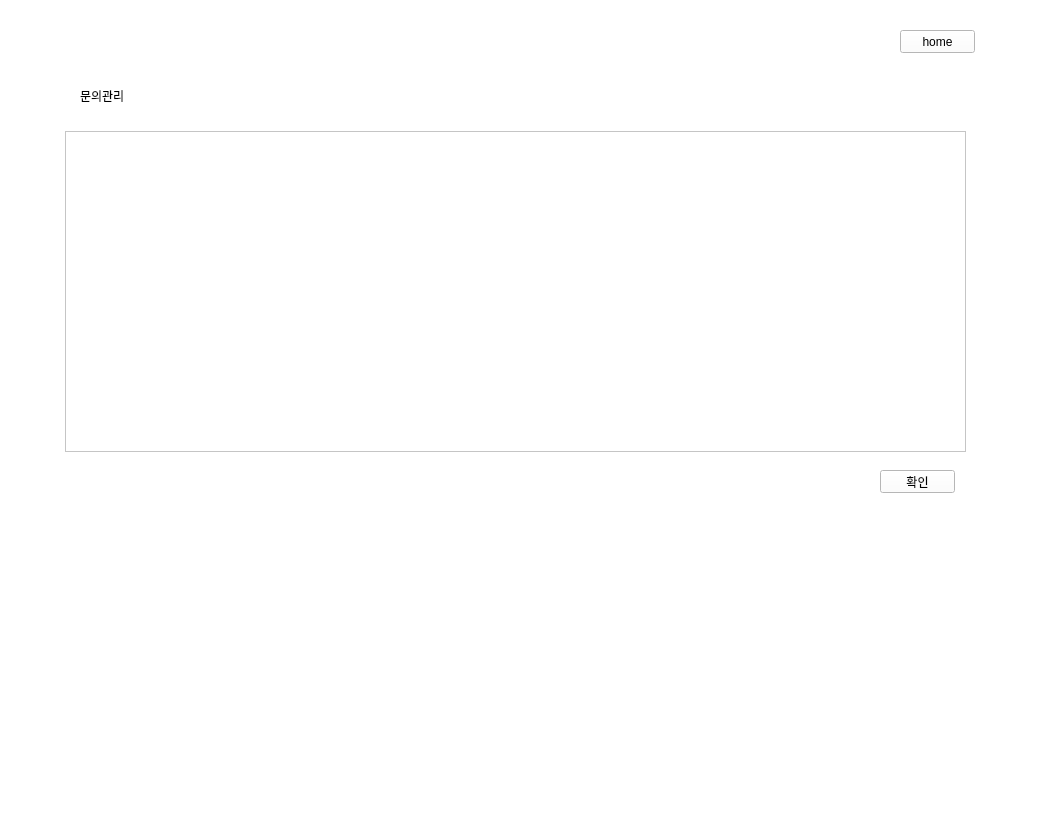
soyyoonn/SMARTSTORE, file smartstore.ui: the form before one commit.
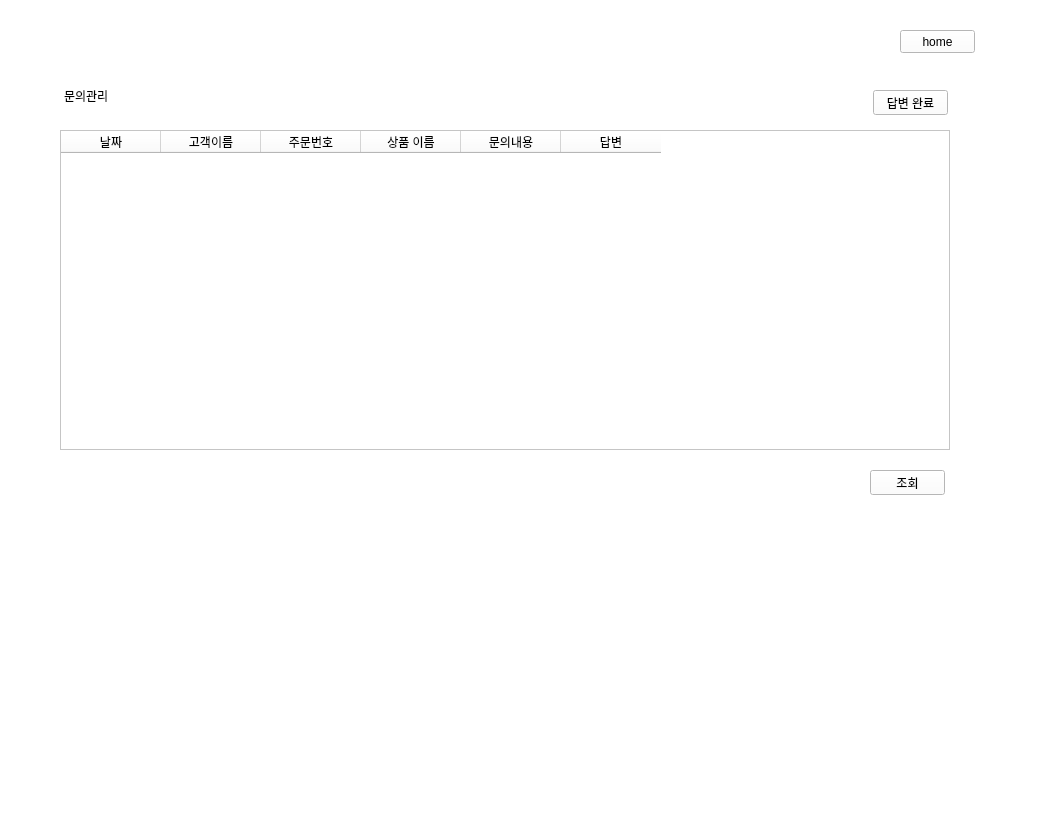
The form after the commit. The open tabs and pages were chosen to show the change.

Commit message: 문의 ui 변경

```diff
--- a/smartstore.ui
+++ b/smartstore.ui
@@ -83,22 +83,6 @@
     </widget>
    </widget>
    <widget class="QWidget" name="page">
-    <widget class="QLabel" name="label_5">
-     <property name="geometry">
-      <rect>
-       <x>610</x>
-       <y>306</y>
-       <width>81</width>
-       <height>16</height>
-      </rect>
-     </property>
-     <property name="styleSheet">
-      <string notr="true">font: 10pt &quot;GyeonggiBatang&quot;;</string>
-     </property>
-     <property name="text">
-      <string>비밀번호 찾기</string>
-     </property>
-    </widget>
     <widget class="QPushButton" name="signup_Button">
      <property name="geometry">
       <rect>
@@ -1107,42 +1091,6 @@
     </widget>
    </widget>
    <widget class="QWidget" name="page_6">
-    <widget class="QLabel" name="label_4">
-     <property name="geometry">
-      <rect>
-       <x>80</x>
-       <y>90</y>
-       <width>56</width>
-       <height>12</height>
-      </rect>
-     </property>
-     <property name="text">
-      <string>문의관리</string>
-     </property>
-    </widget>
-    <widget class="QListWidget" name="customerservice">
-     <property name="geometry">
-      <rect>
-       <x>65</x>
-       <y>131</y>
-       <width>901</width>
-       <height>321</height>
-      </rect>
-     </property>
-    </widget>
-    <widget class="QPushButton" name="btn_check3">
-     <property name="geometry">
-      <rect>
-       <x>880</x>
-       <y>470</y>
-       <width>75</width>
-       <height>23</height>
-      </rect>
-     </property>
-     <property name="text">
-      <string>확인</string>
-     </property>
-    </widget>
     <widget class="QPushButton" name="btn_home5">
      <property name="geometry">
       <rect>
@@ -1156,6 +1104,88 @@
       <string>home</string>
      </property>
     </widget>
+    <widget class="QLabel" name="label_5">
+     <property name="geometry">
+      <rect>
+       <x>64</x>
+       <y>80</y>
+       <width>111</width>
+       <height>31</height>
+      </rect>
+     </property>
+     <property name="styleSheet">
+      <string notr="true">font: 22pt &quot;GyeonggiBatang&quot;;</string>
+     </property>
+     <property name="text">
+      <string>문의관리</string>
+     </property>
+    </widget>
+    <widget class="QTableWidget" name="cstable">
+     <property name="geometry">
+      <rect>
+       <x>60</x>
+       <y>130</y>
+       <width>890</width>
+       <height>320</height>
+      </rect>
+     </property>
+     <column>
+      <property name="text">
+       <string>날짜</string>
+      </property>
+     </column>
+     <column>
+      <property name="text">
+       <string>고객이름</string>
+      </property>
+     </column>
+     <column>
+      <property name="text">
+       <string>주문번호</string>
+      </property>
+     </column>
+     <column>
+      <property name="text">
+       <string>상품 이름</string>
+      </property>
+     </column>
+     <column>
+      <property name="text">
+       <string>문의내용</string>
+      </property>
+     </column>
+     <column>
+      <property name="text">
+       <string>답변</string>
+      </property>
+     </column>
+    </widget>
+    <widget class="QPushButton" name="btn_check3">
+     <property name="geometry">
+      <rect>
+       <x>870</x>
+       <y>470</y>
+       <width>75</width>
+       <height>25</height>
+      </rect>
+     </property>
+     <property name="text">
+      <string>조회</string>
+     </property>
+    </widget>
+    <widget class="QPushButton" name="btn_answer">
+     <property name="geometry">
+      <rect>
+       <x>873</x>
+       <y>90</y>
+       <width>75</width>
+       <height>25</height>
+      </rect>
+     </property>
+     <property name="text">
+      <string>답변 완료</string>
+     </property>
+    </widget>
    </widget>
   </widget>
  </widget>
```
Left out of the diff: 47 changed lines with no effect on the pictures.
